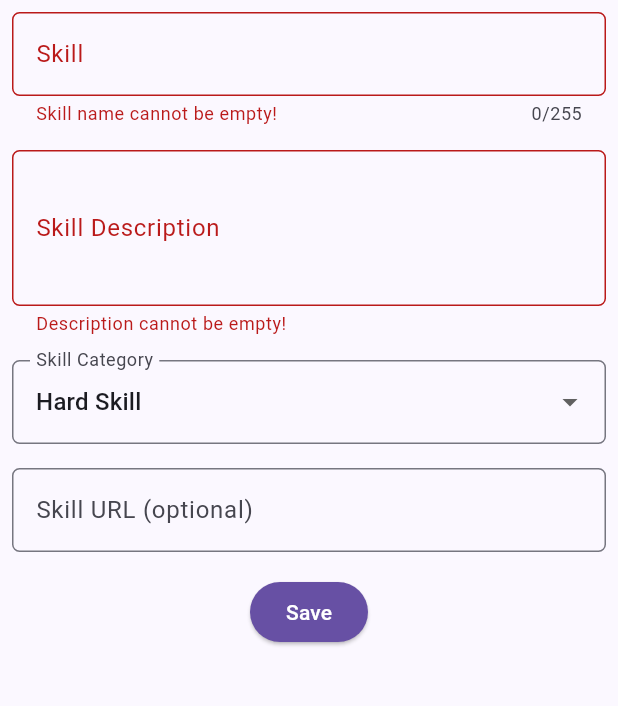
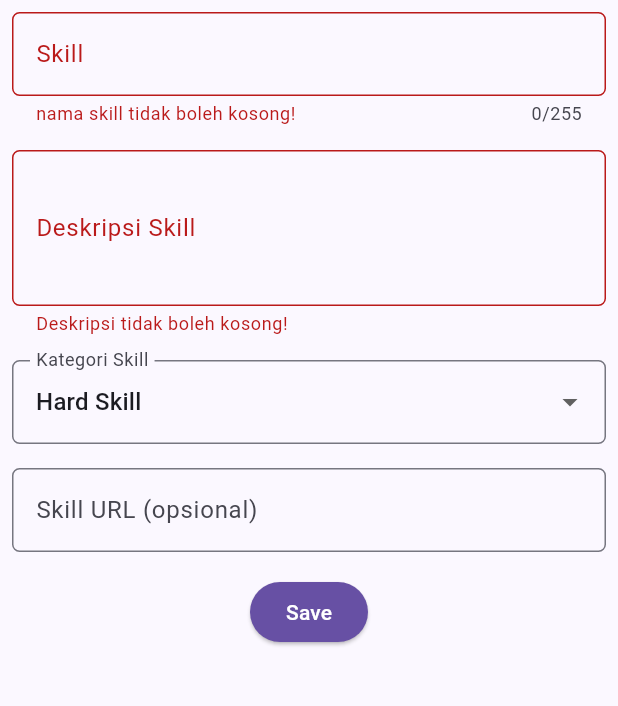
Before and after one commit to reginadibryakerinne/myportofolio_mobile, a Flutter app: the SkillFormPage screen opened directly, after a tap on "Save", on a phone screen of 412 x 824 dp, the part 84-790 px from its top. Run offline on Flutter 3.47's test engine with Material 3 defaults, Android fonts, the phone set to English and light mode, and no system bars; our stand-ins replace material_ui.

Commit message:
feat: add skill form with validation, cards, drawer option, and themed UI

```diff
--- a/lib/screens/menu.dart
+++ b/lib/screens/menu.dart
@@ -1,5 +1,5 @@
 import 'package:material_ui/material_ui.dart';
-import 'package:myportofolio_mobile/widgets/experience_card.dart';
+import 'package:myportofolio_mobile/widgets/item_card.dart';
 import 'package:myportofolio_mobile/widgets/left_drawer.dart';
 
 class MyHomePage extends StatelessWidget {
@@ -13,6 +13,8 @@ class MyHomePage extends StatelessWidget {
     ItemHomepage("Lihat Experience", Icons.folder, Colors.orange.shade700),
     ItemHomepage("Tambah Experience", Icons.add_circle, Colors.greenAccent),
     ItemHomepage("Logout", Icons.logout, Colors.pinkAccent),
+    ItemHomepage("Lihat Skill", Icons.folder, Colors.lightBlueAccent),
+    ItemHomepage("Tambah Skill", Icons.add_circle, Colors.yellowAccent),
   ];
 
   @override
--- a/lib/screens/skill_form.dart
+++ b/lib/screens/skill_form.dart
@@ -44,7 +44,7 @@ class _SkillFormPageState extends State<SkillFormPage> {
                 child: TextFormField(
                   maxLength: 255,
                   decoration: InputDecoration(
-                    hintText: "Skill name",
+                    hintText: "nama Skill",
                     labelText: "Skill",
                     border: OutlineInputBorder(
                       borderRadius: BorderRadius.circular(5.0),
@@ -58,10 +58,10 @@ class _SkillFormPageState extends State<SkillFormPage> {
                   validator: (String? value) {
                     // Reject empty input and input containing only spaces.
                     if (value == null || value.trim().isEmpty) {
-                      return "Skill name cannot be empty!";
+                      return "nama skill tidak boleh kosong!";
                     }
                     if (value.trim().length > 255) {
-                      return "Skill name must be at most 255 characters!";
+                      return "nama skill maksimal 255 karakter";
                     }
                     return null;
                   },
@@ -73,8 +73,8 @@ class _SkillFormPageState extends State<SkillFormPage> {
                 child: TextFormField(
                   maxLines: 3,
                   decoration: InputDecoration(
-                    hintText: "Describe your skill",
-                    labelText: "Skill Description",
+                    hintText: "Ceritakan Skillmu",
+                    labelText: "Deskripsi Skill",
                     border: OutlineInputBorder(
                       borderRadius: BorderRadius.circular(5.0),
                     ),
@@ -86,7 +86,7 @@ class _SkillFormPageState extends State<SkillFormPage> {
                   },
                   validator: (String? value) {
                     if (value == null || value.trim().isEmpty) {
-                      return "Description cannot be empty!";
+                      return "Deskripsi tidak boleh kosong!";
                     }
                     return null;
                   },
@@ -97,7 +97,7 @@ class _SkillFormPageState extends State<SkillFormPage> {
                 padding: const EdgeInsets.all(8.0),
                 child: DropdownButtonFormField<String>(
                   decoration: InputDecoration(
-                    labelText: "Skill Category",
+                    labelText: "Kategori Skill",
                     border: OutlineInputBorder(
                       borderRadius: BorderRadius.circular(5.0),
                     ),
@@ -124,7 +124,7 @@ class _SkillFormPageState extends State<SkillFormPage> {
                   decoration: InputDecoration(
                     hintText:
                         "https://drive.google.com/thumbnail?id=...&sz=w1000",
-                    labelText: "Skill URL (optional)",
+                    labelText: "Skill URL (opsional)",
                     border: OutlineInputBorder(
                       borderRadius: BorderRadius.circular(5.0),
                     ),
@@ -143,7 +143,7 @@ class _SkillFormPageState extends State<SkillFormPage> {
                     if (uri == null ||
                         !(uri.isScheme('http') || uri.isScheme('https')) ||
                         uri.host.isEmpty) {
-                      return "Enter a valid URL (starting with http/https)!";
+                      return "Masukkan URL yang valid (diawali http/https)!";
                     }
                     return null;
                   },
@@ -161,14 +161,14 @@ class _SkillFormPageState extends State<SkillFormPage> {
                           context: context,
                           builder: (context) {
                             return AlertDialog(
-                              title: const Text('Skill added successfully!'),
+                              title: const Text('Skill berhasil ditambahkan!'),
                               content: SingleChildScrollView(
                                 child: Column(
                                   crossAxisAlignment: CrossAxisAlignment.start,
                                   children: [
-                                    Text('Skill: ${_title.trim()}'),
-                                    Text('Description: ${_description.trim()}'),
-                                    Text('Category: ${_categories[_category]}'),
+                                    Text('Nama Skill: ${_title.trim()}'),
+                                    Text('Deskripsi: ${_description.trim()}'),
+                                    Text('Kategori: ${_categories[_category]}'),
                                     Text('URL: ${_thumbnail.trim()}'),
                                   ],
                                 ),
--- a/lib/widgets/left_drawer.dart
+++ b/lib/widgets/left_drawer.dart
@@ -1,6 +1,7 @@
 import 'package:material_ui/material_ui.dart';
 import 'package:myportofolio_mobile/screens/menu.dart';
 import 'package:myportofolio_mobile/screens/experience_form.dart';
+import 'package:myportofolio_mobile/screens/skill_form.dart';
 
 class LeftDrawer extends StatelessWidget {
   const LeftDrawer({super.key});
@@ -60,6 +61,18 @@ class LeftDrawer extends StatelessWidget {
               );
             },
           ),
+          ListTile(
+            leading: const Icon(Icons.add_circle_outline),
+            title: const Text('Add Skill'),
+            onTap: () {
+              Navigator.pushReplacement(
+                context,
+                MaterialPageRoute(
+                  builder: (context) => const SkillFormPage(),
+                ),
+              );
+            },
+          ),
         ],
       ),
     );
```
Also changed, not shown: lib/widgets/item_card.dart (renamed from lib/widgets/experience_card.dart, +7 -0 lines).
